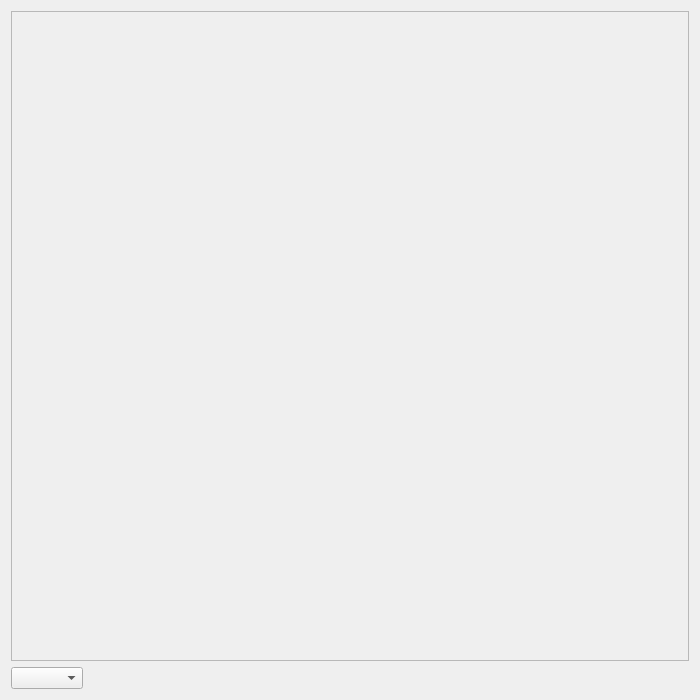
Old version of the form images-viewer/images_dialog.ui in the repository Dewberry/images_viewer.
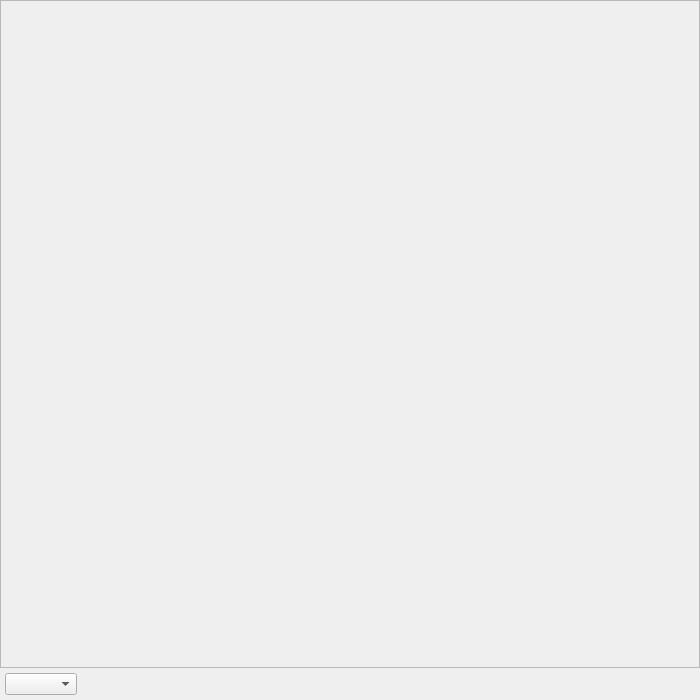
New version of the form.

Commit message: Create Bottom Toolbar

```diff
--- a/images-viewer/images_dialog.ui
+++ b/images-viewer/images_dialog.ui
@@ -26,6 +26,12 @@
    <set>Qt::Window</set>
   </property>
   <layout class="QVBoxLayout" name="verticalLayout">
+   <property name="margin">
+    <number>0</number>
+   </property>
+   <property name="spacing">
+    <number>0</number>
+   </property>
    <item>
     <widget class="QScrollArea" name="scrollArea">
      <property name="widgetResizable">
@@ -37,6 +43,21 @@
     </widget>
    </item>
    <item>
+    <widget class="QFrame" name="frame">
+     <layout class="QHBoxLayout" name="horizontalLayout">
+      <property name="leftMargin">
+       <number>5</number>
+      </property>
+      <property name="topMargin">
+       <number>5</number>
+      </property>
+      <property name="rightMargin">
+       <number>5</number>
+      </property>
+      <property name="bottomMargin">
+       <number>5</number>
+      </property>
+      <item>
     <widget class="QComboBox" name="comboBox">
       <property name="sizePolicy">
         <sizepolicy hsizetype="Fixed" vsizetype="Preferred">
@@ -44,6 +65,25 @@
           <verstretch>0</verstretch>
         </sizepolicy>
       </property>
+        </widget>
+      </item>
+      <item>
+        <spacer name="horizontalSpacer">
+          <property name="orientation">
+            <enum>Qt::Horizontal</enum>
+          </property>
+          <property name="sizeType">
+            <enum>QSizePolicy::Expanding</enum>
+          </property>
+          <property name="sizeHint" stdset="0">
+            <size>
+              <width>1</width>
+              <height>1</height>
+            </size>
+          </property>
+        </spacer>
+      </item>
+     </layout>
     </widget>
    </item>
   </layout>
```
Lines whose indentation alone changed are shown as unchanged. The commit also changes 1 other file.
